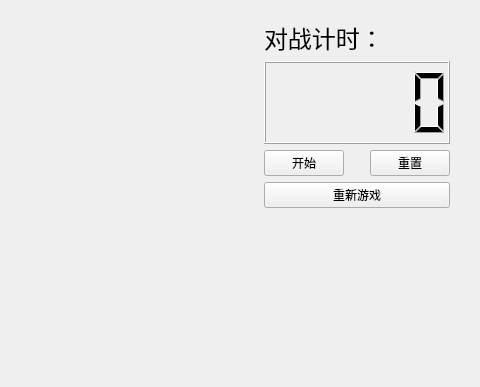
Qt form ChessBoard.ui (XMuli/ChineseChess) before a commit; both pictures show x 676 to 1156 and y 0 to 387 of the 1156 by 940 pixel window.
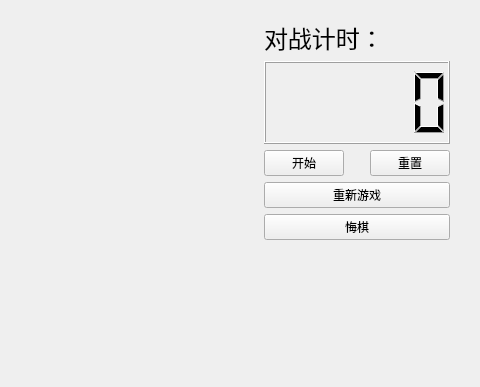
The same form after that commit. Icons and pictures are not drawn.

Commit message: feat: refactor mousePressEvent for ChessBoard && add backStep function

Diff of the .ui file:
```diff
--- a/ChessBoard.ui
+++ b/ChessBoard.ui
@@ -150,6 +150,13 @@
          </property>
         </widget>
        </item>
+       <item>
+        <widget class="QPushButton" name="pushButton_back">
+         <property name="text">
+          <string>悔棋</string>
+         </property>
+        </widget>
+       </item>
        <item>
         <spacer name="verticalSpacer">
          <property name="orientation">
```
Left out of the diff: 2 changed lines with no effect on the pictures. The commit also changes 4 other files.
